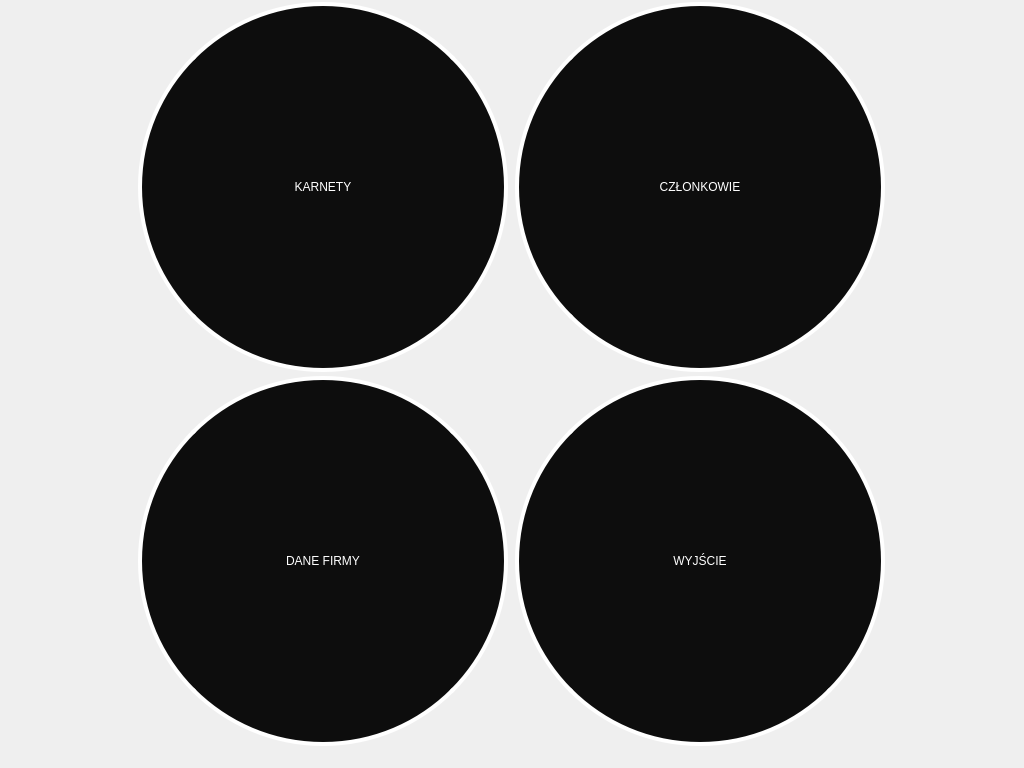
First picture: the form in Raspberry QT/AdministrationScreen.ui, repository lukaszwazny/E-kiosk, before the edit.
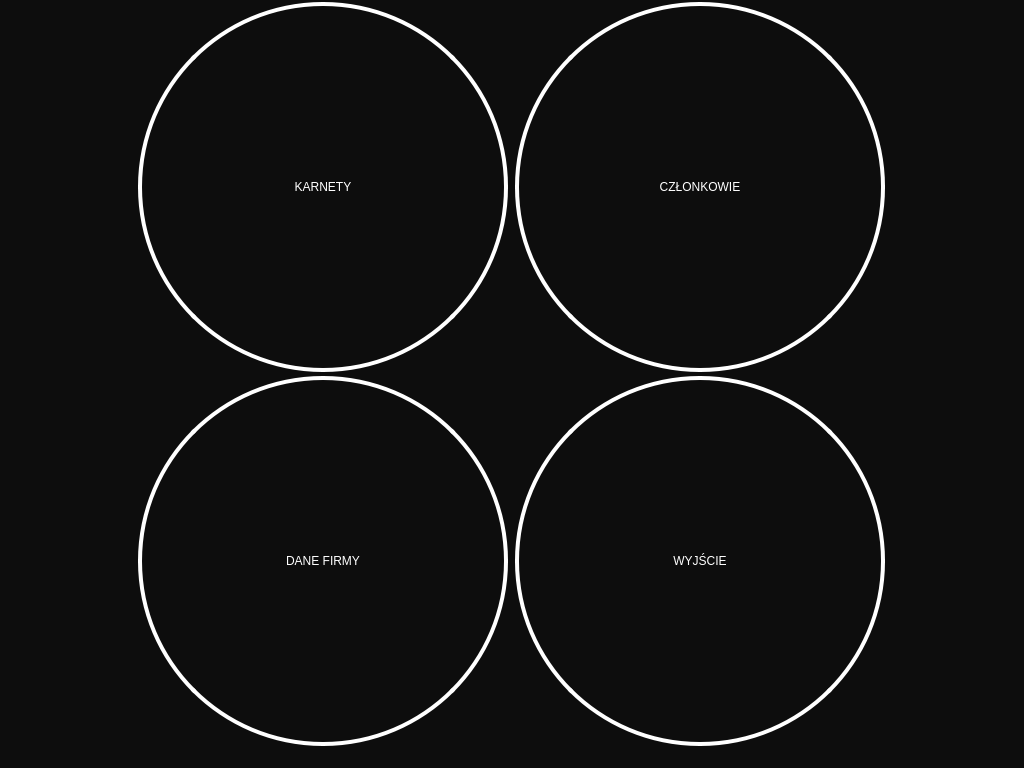
Second picture: the form after the edit.

The edit to the form file:
```diff
--- a/Raspberry QT/AdministrationScreen.ui
+++ b/Raspberry QT/AdministrationScreen.ui
@@ -25,6 +25,9 @@
   <property name="windowTitle">
    <string>Dialog</string>
   </property>
+  <property name="styleSheet">
+   <string notr="true">background-color: rgb(13, 13, 13);</string>
+  </property>
   <widget class="QPushButton" name="karnety">
    <property name="geometry">
     <rect>
```
